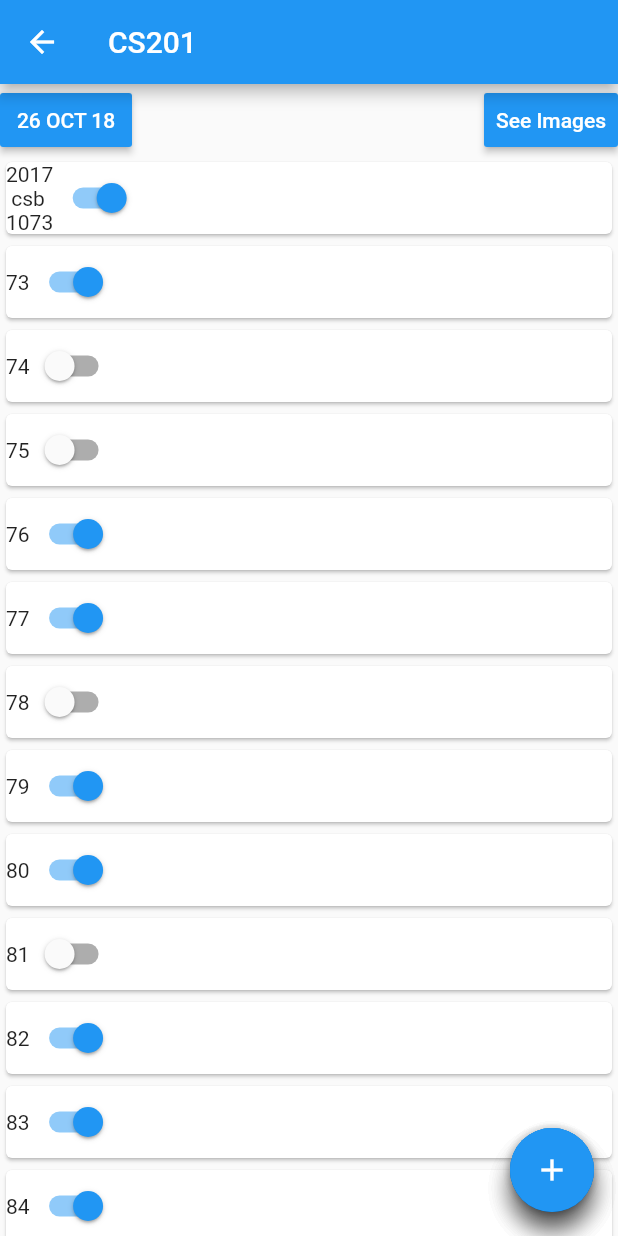
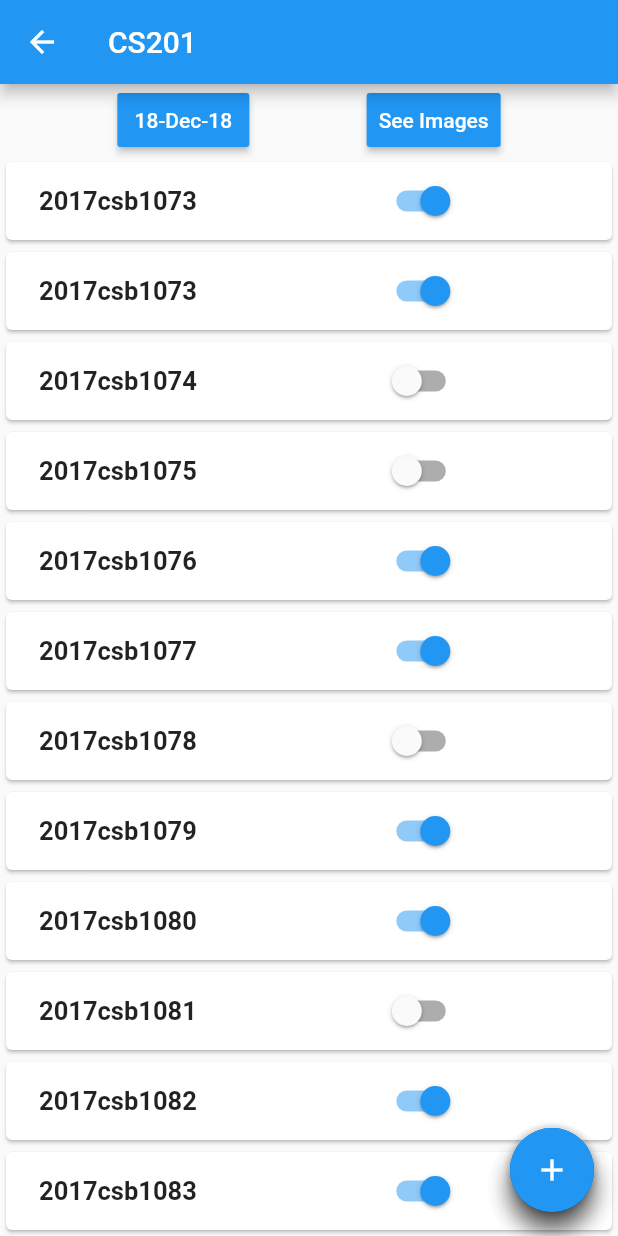
Before and after one commit to software-community/colleague, a Flutter app: the CourcePage screen opened by its route, on a phone screen of 412 x 824 dp. Run offline on Flutter 3.47's test engine with Material 2 defaults, Android fonts, the phone set to English and light mode, and no system bars; our stand-ins replace backdrop, camera, charts_flutter, firebase_auth, google_sign_in, shared_preferences; missing offline and left inert: flip_panel, flutter_circular_chart; accounts and stored records are empty.

Commit message:
date picker added

```diff
--- a/lib/faculty/coursepage.dart
+++ b/lib/faculty/coursepage.dart
@@ -1,4 +1,6 @@
 import 'package:flutter/material.dart';
+import 'package:intl/intl.dart';
+
 
 import 'attendence_chart.dart';
 import 'floating_bar.dart';
@@ -10,28 +12,40 @@ class CourcePage extends StatefulWidget {
 }
 
 class _CoursePageState extends State<CourcePage> {
+  var formatter = new DateFormat('dd-MMM-yy');
   var _pages = ['26 OCT 18', '27 OCT 18', '28 OCT 18'];
   var _students = [
-    ['2017\n csb\n1073', true],
-    ['73', true],
-    ['74', false],
-    ['75', false],
-    ['76', true],
-    ['77', true],
-    ['78', false],
-    ['79', true],
-    ['80', true],
-    ['81', false],
-    ['82', true],
-    ['83', true],
-    ['84', true],
-    ['85', true]
+    ['2017csb1073', true],
+    ['2017csb1073', true],
+    ['2017csb1074', false],
+    ['2017csb1075', false],
+    ['2017csb1076', true],
+    ['2017csb1077', true],
+    ['2017csb1078', false],
+    ['2017csb1079', true],
+    ['2017csb1080', true],
+    ['2017csb1081', false],
+    ['2017csb1082', true],
+    ['2017csb1083', true],
+    ['2017csb1084', true],
+    ['2017csb1085', true]
   ];
-  String _curdate;
+  DateTime selectedDate = DateTime.now();
+
+  Future<Null> _selectDate(BuildContext context) async {
+    final DateTime picked = await showDatePicker(
+        context: context,
+        initialDate: selectedDate,
+        firstDate: DateTime(2015, 8),
+        lastDate: DateTime(2101));
+    if (picked != null && picked != selectedDate)
+      setState(() {
+        selectedDate = picked;
+      });
+  }
 
   @override
   void initState() {
-    _curdate = _pages[0];
     super.initState();
   }
 
@@ -44,15 +58,16 @@ class _CoursePageState extends State<CourcePage> {
             child: Column(
           children: <Widget>[
             Row(
-                  mainAxisAlignment: MainAxisAlignment.spaceBetween,
-
+              mainAxisAlignment: MainAxisAlignment.spaceEvenly,
               children: [
                 RaisedButton(
                   padding: const EdgeInsets.all(8.0),
                   textColor: Colors.white,
                   color: Colors.blue,
-                      onPressed: () {},
-                      child: new Text("26 OCT 18"),
+                  onPressed: () {
+                    _selectDate(context);
+                  },
+                  child: new Text(formatter.format(selectedDate)),
                 ),
                 RaisedButton(
                   padding: const EdgeInsets.all(8.0),
@@ -63,23 +78,22 @@ class _CoursePageState extends State<CourcePage> {
                 )
               ],
             ),
-                Expanded(
-                     child: _MakeListTile("26 OCT 18", _students))
+            Expanded(child: _MakeListTile(selectedDate, _students))
           ],
         )));
   }
 }
 
 class _MakeListTile extends StatefulWidget {
-  var _student;
-  String date;
+  final List _student;
+  final DateTime date;
   _MakeListTile(this.date, this._student);
   @override
   _MakeList createState() => _MakeList();
 }
 
 class _MakeList extends State<_MakeListTile> {
-  String date;
+  DateTime date;
   List students;
   @override
   void initState() {
@@ -96,10 +110,16 @@ class _MakeList extends State<_MakeListTile> {
       itemCount: students.length,
       itemBuilder: (BuildContext context, int index) {
         return Card(
+          child: Padding(
+              padding: EdgeInsets.all(2.0),
               child: Row(
                 children: <Widget>[
-              Text(students[index][0]),
-              new Switch(
+                  Container(
+                      margin: EdgeInsets.fromLTRB(20.0, 0.0, 120.0, 0.0),
+                      child: Text(students[index][0],
+                          style: TextStyle(
+                              fontSize: 17.0, fontWeight: FontWeight.bold))),
+                  Switch(
                     value: students[index][1],
                     onChanged: (bool value) {
                       setState(() {
@@ -108,7 +128,7 @@ class _MakeList extends State<_MakeListTile> {
                     },
                   )
                 ],
-          ),
+              )),
         );
       },
     );
```
Lines whose indentation alone changed are shown as unchanged.
